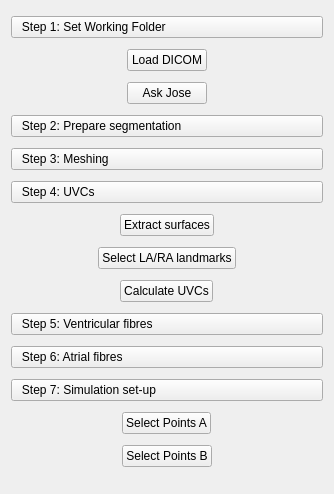
This is CemrgApp/Plugins/kcl.cemrgapp.fourchamber/src/internal/FourChamberViewControls.ui in RosieBarrows/CemrgApp as Qt 5 draws it before an edit. The edited form follows.
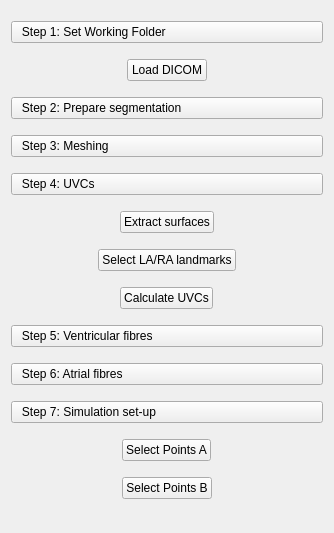
This is the edited form.

Commit message: json_init_working

```diff
--- a/CemrgApp/Plugins/kcl.cemrgapp.fourchamber/src/internal/FourChamberViewControls.ui
+++ b/CemrgApp/Plugins/kcl.cemrgapp.fourchamber/src/internal/FourChamberViewControls.ui
@@ -7,7 +7,7 @@
     <x>0</x>
     <y>0</y>
     <width>334</width>
-    <height>494</height>
+    <height>533</height>
    </rect>
   </property>
   <property name="minimumSize">
@@ -37,13 +37,6 @@
      </property>
     </widget>
    </item>
-   <item alignment="Qt::AlignHCenter">
-    <widget class="QPushButton" name="buttonPerformImageProcessing">
-     <property name="text">
-      <string>Ask Jose</string>
-     </property>
-    </widget>
-   </item>
    <item>
     <widget class="QPushButton" name="button_prepseg">
      <property name="styleSheet">
```
Lines whose indentation alone changed are shown as unchanged. The commit also changes 1 other file.
